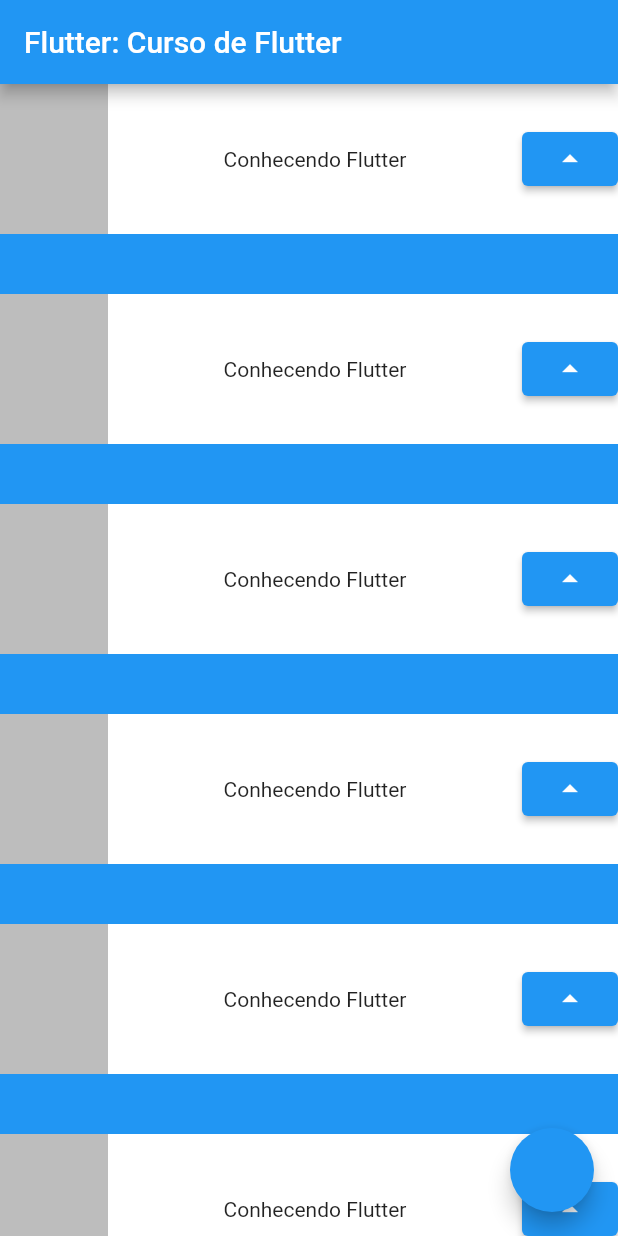
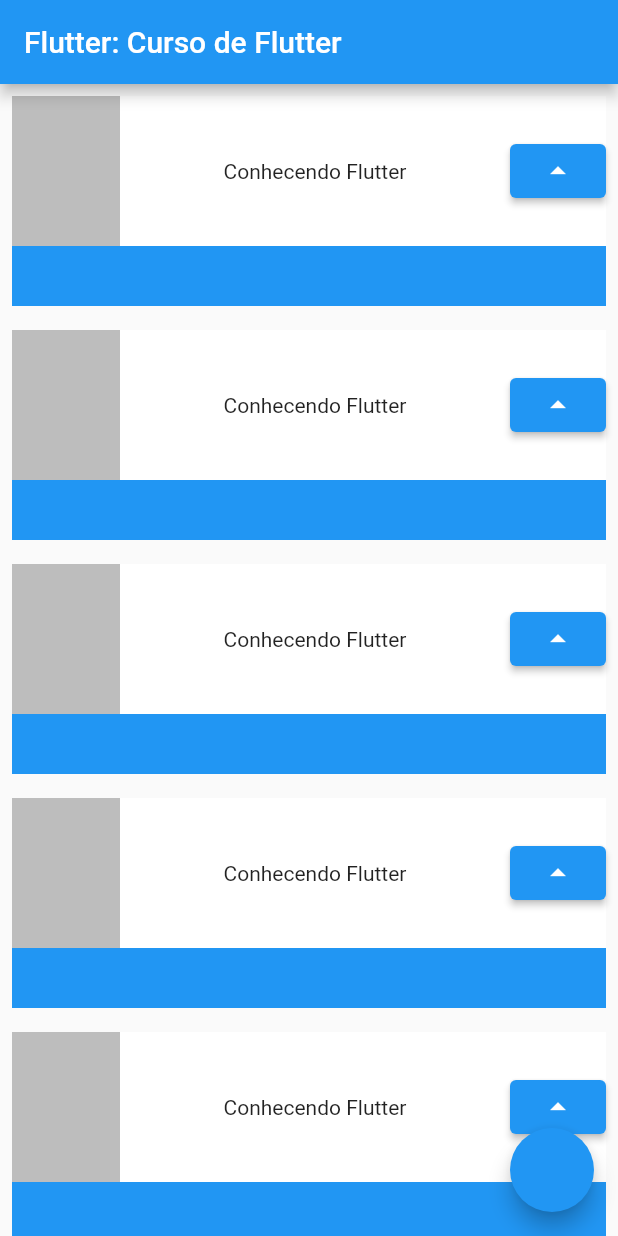
Before and after one commit to Ronaldss/Flutter-estudos, a Flutter app: the screen it shows after launch, on a phone screen of 412 x 824 dp. Run offline on Flutter 3.47's test engine with Material 2 defaults, Android fonts, the phone set to English and light mode, and no system bars.

Commit message:
Adicionando espaço entre os containes

```diff
--- a/flutter_application_2/lib/main.dart
+++ b/flutter_application_2/lib/main.dart
@@ -56,8 +56,11 @@ class Task extends StatelessWidget {
   const Task(this.frase,{super.key});
 
   @override
+  // Adicionando espaço entre os containes.
   Widget build(BuildContext context) {
-    return Container(
+    return Padding(
+      padding: const EdgeInsets.all(8.0),
+      child: Container(
 
 
             child: Stack( // Destro da estruta Stack "pilha" é possível colocar vários filhos, vários containes dentro.
@@ -88,6 +91,7 @@ class Task extends StatelessWidget {
             ),
 
 
+      ),
     );
   }
 }
```
Lines whose indentation alone changed are shown as unchanged.
